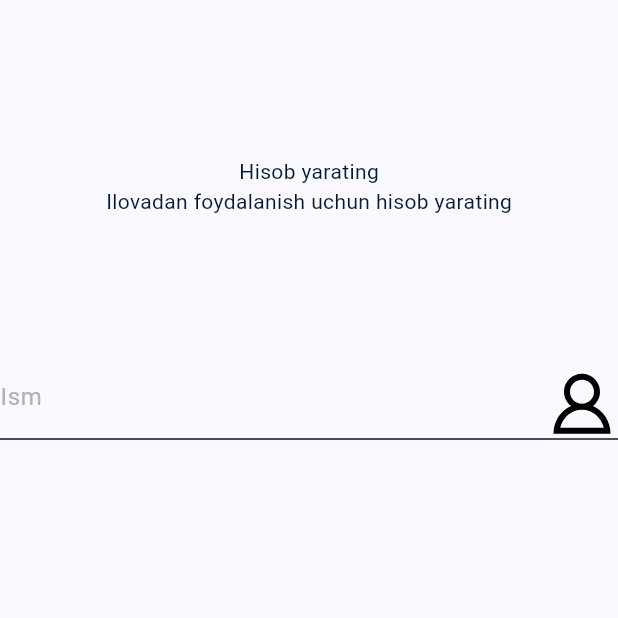
After one commit to isroilovismoiljon/talabajon_flutter, a Flutter app: the RegisterPage screen opened by its route, on a phone screen of 412 x 824 dp, the top half of it. The commit adds this screen. Run offline on Flutter 3.47's test engine with Material 3 defaults, Android fonts, the phone set to English and light mode, and no system bars; our stand-ins replace flutter_bloc, flutter_screenutil, flutter_svg, go_router, shared_preferences; accounts and stored records are empty.

Commit message:
Some changes with auth sfesgdhjyuk"

```diff
--- a/lib/core/routing/router.dart
+++ b/lib/core/routing/router.dart
@@ -1,5 +1,8 @@
 import 'package:go_router/go_router.dart';
 import 'package:talabajon/core/routing/routes.dart';
+import 'package:talabajon/features/auth/pages/login_page.dart';
+import 'package:talabajon/features/auth/pages/register_page.dart';
+import 'package:talabajon/features/auth/pages/verify_page.dart';
 
 import '../../features/splash/pages/select_lang_page.dart';
 import '../../features/splash/pages/splash_page.dart';
@@ -16,5 +19,17 @@ final router = GoRouter(
       path: Routes.selectLanguage,
       builder: (context, state) => SelectLanguagePage(),
     ),
+    GoRoute(
+      path: Routes.register,
+      builder: (context, state) => RegisterPage(),
+    ),
+    GoRoute(
+      path: Routes.login,
+      builder: (context, state) => LoginPage(),
+    ),
+    GoRoute(
+      path: Routes.verify,
+      builder: (context, state) => VerifyPage(),
+    ),
   ],
 );
--- a/lib/core/routing/routes.dart
+++ b/lib/core/routing/routes.dart
@@ -1,4 +1,12 @@
 class Routes {
   static const splash = "/splash";
   static const selectLanguage = "/select-language";
+  static const register = "/register";
+  static const login = "/login";
+  static const verify = "/verify";
+  static const home = "/home";
+  static const updateProfile = "/update-profile";
+  static const settings = "/settings";
+  static const introduction = "/introduction";
+  static const documents = "/documents";
 }
--- a/lib/core/utils/colors.dart
+++ b/lib/core/utils/colors.dart
@@ -9,4 +9,6 @@ class AppColors {
   static const crimsonRed = Color(0xFFe14141);
   static const white = Color(0xFFfafafa);
   static const black = Color(0xFF424242);
+  static const hintText = Color(0xFFB1B1B1);
+  static const border = Color(0xFFD2D2D2);
 }
--- a/lib/core/utils/icons.dart
+++ b/lib/core/utils/icons.dart
@@ -3,4 +3,5 @@ class AppIcons {
   static const uzb = "assets/icons/uzb.svg";
   static const rus = "assets/icons/rus.svg";
   static const eng = "assets/icons/eng.svg";
+  static const account = "assets/icons/account.svg";
 }
--- /dev/null
+++ b/lib/features/auth/pages/custom_text_field.dart
@@ -0,0 +1,37 @@
+import 'package:flutter/material.dart';
+import 'package:flutter_screenutil/flutter_screenutil.dart';
+import 'package:flutter_svg/flutter_svg.dart';
+import 'package:talabajon/core/utils/colors.dart';
+import 'package:talabajon/core/utils/icons.dart';
+
+class CustomTextField extends StatelessWidget {
+  const CustomTextField({
+    super.key,
+    required this.nameController,
+    required this.icon,
+    required this.hintText,
+  });
+
+  final TextEditingController nameController;
+  final String icon;
+  final String hintText;
+
+  @override
+  Widget build(BuildContext context) {
+    return TextFormField(
+      controller: nameController,
+      decoration: InputDecoration(
+        suffixIcon: SvgPicture.asset(
+          icon,
+          width: 20.w,
+          height: 20.h,
+        ),
+        hintText: hintText,
+        hintStyle: TextStyle(color: AppColors.hintText),
+        focusedBorder: OutlineInputBorder(
+          borderRadius: BorderRadius.circular(7.r),
+        ),
+      ),
+    );
+  }
+}
--- /dev/null
+++ b/lib/features/auth/pages/login_page.dart
@@ -0,0 +1,10 @@
+import 'package:flutter/material.dart';
+
+class LoginPage extends StatelessWidget {
+  const LoginPage({super.key});
+
+  @override
+  Widget build(BuildContext context) {
+    return Scaffold();
+  }
+}
--- /dev/null
+++ b/lib/features/auth/pages/register_page.dart
@@ -0,0 +1,48 @@
+import 'package:flutter/material.dart';
+import 'package:flutter_screenutil/flutter_screenutil.dart';
+import 'package:talabajon/features/auth/pages/custom_text_field.dart';
+
+import '../../../core/utils/icons.dart';
+
+class RegisterPage extends StatefulWidget {
+  const RegisterPage({super.key});
+
+  @override
+  State<RegisterPage> createState() => _RegisterPageState();
+}
+
+class _RegisterPageState extends State<RegisterPage> {
+  final nameController = TextEditingController();
+  final lastNameController = TextEditingController();
+  final usernameController = TextEditingController();
+  final passwordController = TextEditingController();
+  final referIdController = TextEditingController();
+
+  @override
+  Widget build(BuildContext context) {
+    return Scaffold(
+      body: Column(
+        children: [
+          SizedBox(
+            height: 118.h,
+          ),
+          Text('Hisob yarating'),
+          Text('Ilovadan foydalanish uchun hisob yarating'),
+          SizedBox(
+            height: 114.h,
+          ),
+          Column(
+            spacing: 10.h,
+            children: [
+              CustomTextField(
+                nameController: nameController,
+                icon: AppIcons.account,
+                hintText: 'Ism',
+              ),
+            ],
+          ),
+        ],
+      ),
+    );
+  }
+}
--- /dev/null
+++ b/lib/features/auth/pages/verify_page.dart
@@ -0,0 +1,10 @@
+import 'package:flutter/material.dart';
+
+class VerifyPage extends StatelessWidget {
+  const VerifyPage({super.key});
+
+  @override
+  Widget build(BuildContext context) {
+    return Scaffold();
+  }
+}
```
Also changed, not shown: assets/icons/account.svg (added), 1 other file.
